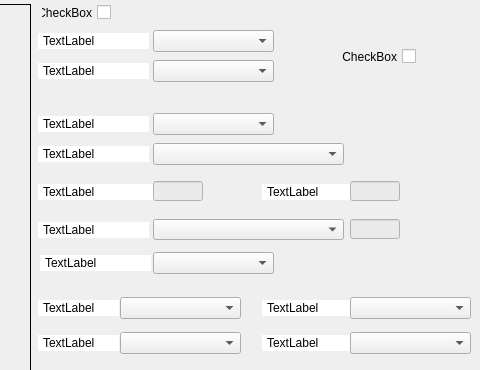
ZTHawk/FFXEditor, file FFXEditor/WeaponPanel.ui: the form before one commit; both pictures show x 160 to 640 and y 0 to 370 of the 640 by 457 pixel window.
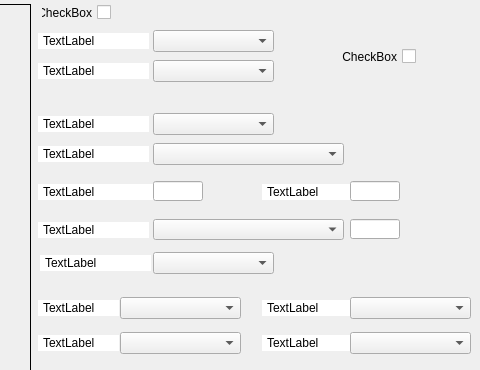
The form after the commit. Custom widgets are drawn as their Qt base class.

Diff of the .ui file:
```diff
--- a/FFXEditor/WeaponPanel.ui
+++ b/FFXEditor/WeaponPanel.ui
@@ -19,7 +19,7 @@
 	padding: 2 2 2 2;
 	text-align: left;
 }
-QLineEdit{
+QLineEdit[bad=&quot;off&quot;]{
 	background-color: rgba(233, 233, 233, 220);
 }</string>
   </property>
```
